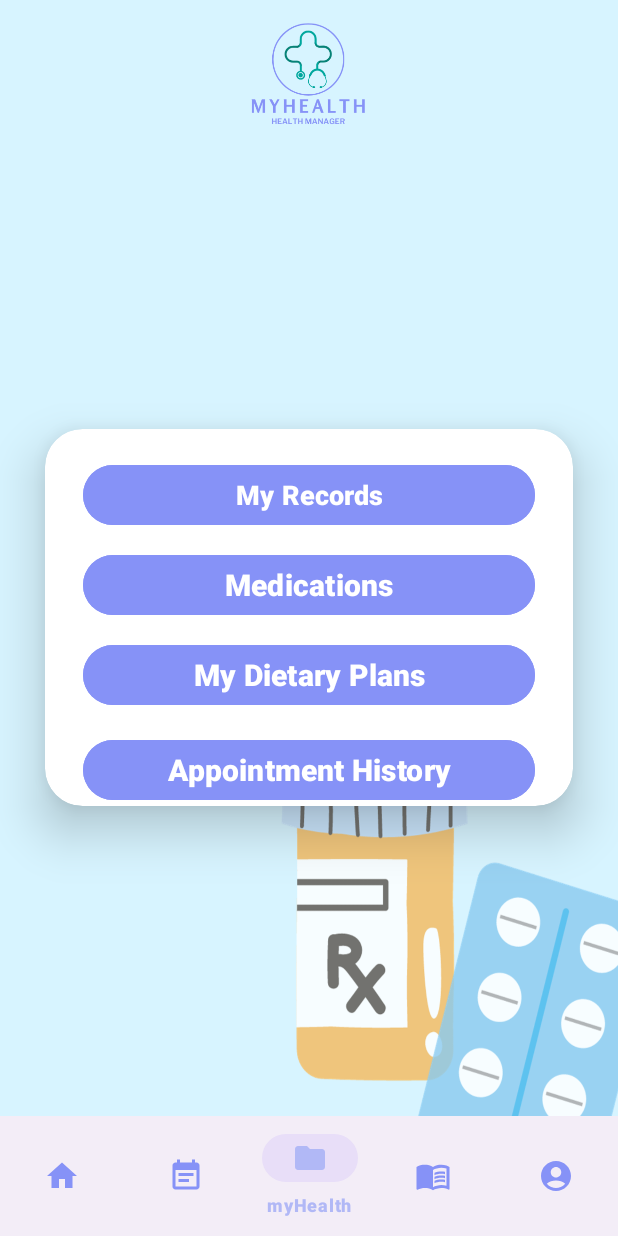
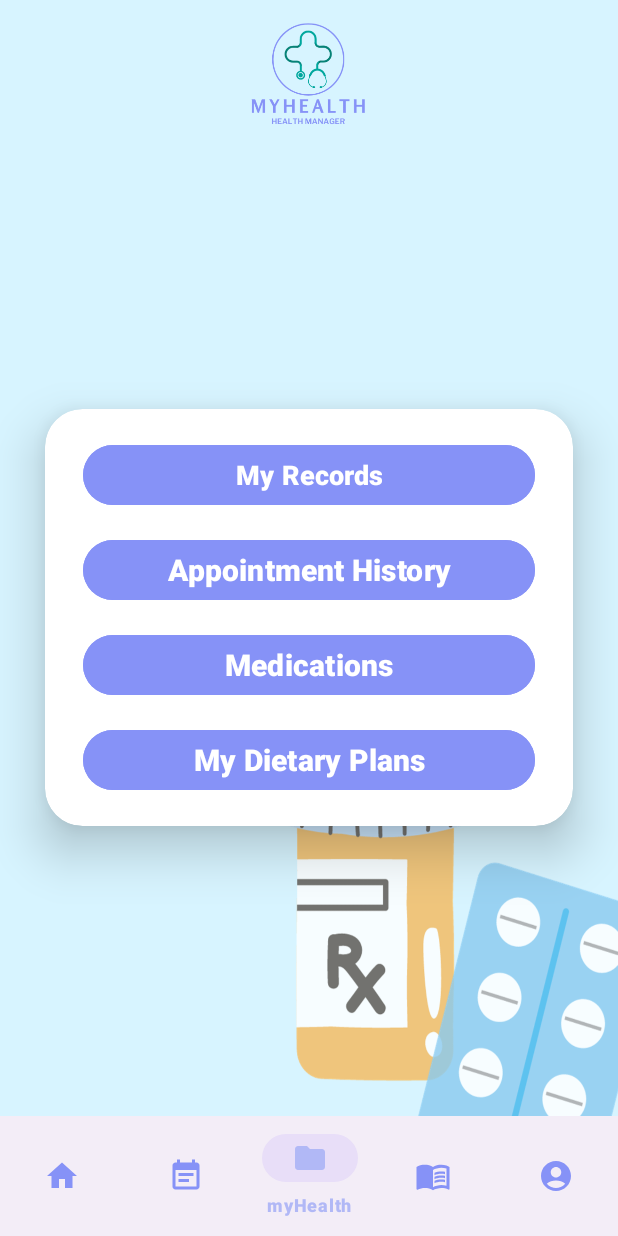
Before and after one commit to bryan-avila/myHealth, an Android app: the medical_records_page screen opened directly, with no data from a screen before it, on a phone screen of 412 x 824 dp. Run offline under Robolectric (Android 15) with nearby library versions, the phone set to English and light mode, and no system bars.

Commit message:
Changed layout of medical records

```diff
--- a/app/src/main/res/layout/activity_medical_records_page.xml
+++ b/app/src/main/res/layout/activity_medical_records_page.xml
@@ -64,32 +64,6 @@
                 android:onClick="onMyRecordsClick"/>
 
             <Button
-                android:id="@+id/medications_button"
-                android:layout_width="match_parent"
-                android:layout_height="wrap_content"
-                android:text="Medications"
-                android:backgroundTint="@color/purple"
-                android:textStyle="bold"
-                android:textSize="20sp"
-                android:layout_marginTop="80dp"
-                android:layout_marginLeft="25dp"
-                android:layout_marginRight="25dp"
-                android:onClick="onMedicationsClick"/>
-
-            <Button
-                android:id="@+id/dietary_plans_button"
-                android:layout_width="match_parent"
-                android:layout_height="wrap_content"
-                android:text="My Dietary Plans"
-                android:backgroundTint="@color/purple"
-                android:textStyle="bold"
-                android:textSize="20sp"
-                android:layout_marginTop="140dp"
-                android:layout_marginLeft="25dp"
-                android:layout_marginRight="25dp"
-                android:onClick="onDietClick"/>
-
-            <Button
                 android:id="@+id/button_appointments_record"
                 android:layout_width="match_parent"
                 android:layout_height="wrap_content"
@@ -101,9 +75,37 @@
                 android:layout_marginLeft="25dp"
                 android:layout_marginRight="25dp"
                 android:onClick="onAppointmentsRecordClick"
-                android:layout_below="@id/dietary_plans_button"
-                 />
+                android:layout_below="@id/records_button"
+                />
 
+            <Button
+                android:id="@+id/medications_button"
+                android:layout_width="match_parent"
+                android:layout_height="wrap_content"
+                android:text="Medications"
+                android:backgroundTint="@color/purple"
+                android:textStyle="bold"
+                android:textSize="20sp"
+                android:layout_marginTop="15dp"
+                android:layout_marginLeft="25dp"
+                android:layout_marginRight="25dp"
+                android:onClick="onMedicationsClick"
+                android:layout_below="@id/button_appointments_record"/>
+
+            <Button
+                android:id="@+id/dietary_plans_button"
+                android:layout_width="match_parent"
+                android:layout_height="wrap_content"
+                android:text="My Dietary Plans"
+                android:backgroundTint="@color/purple"
+                android:textStyle="bold"
+                android:textSize="20sp"
+                android:layout_marginTop="15dp"
+                android:layout_marginLeft="25dp"
+                android:layout_marginRight="25dp"
+                android:onClick="onDietClick"
+                android:layout_below="@id/medications_button"
+                android:layout_marginBottom="20dp"/>
 
 
         </RelativeLayout>
```
